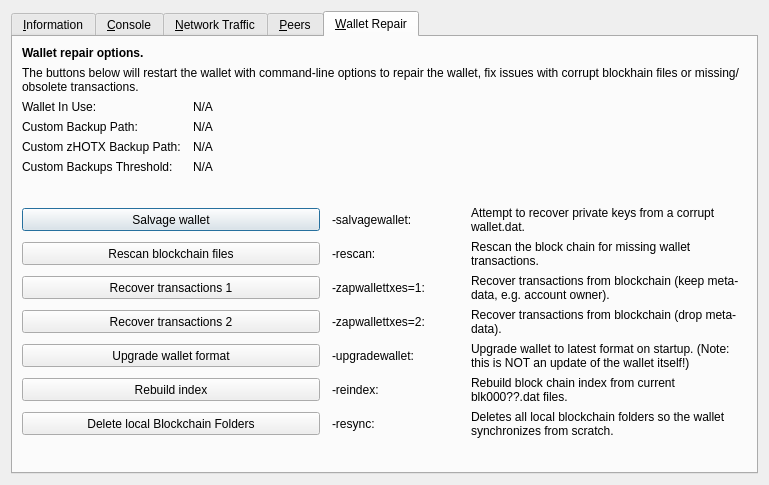
This is src/qt/forms/rpcconsole.ui in Hotchain-HOTX/Hotchain as Qt 5 draws it before an edit. The edited form follows.
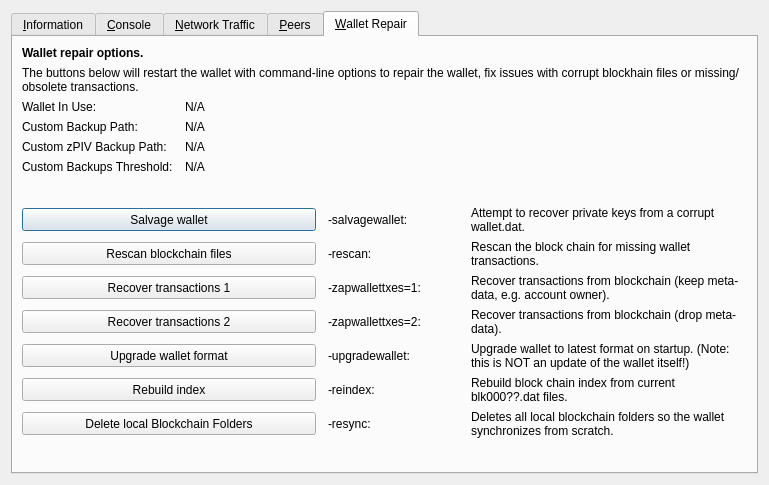
This is the edited form. The open tabs and pages were chosen to show the change. Icons and pictures are not drawn. Custom widgets are drawn as their Qt base class.

```diff
--- a/src/qt/forms/rpcconsole.ui
+++ b/src/qt/forms/rpcconsole.ui
@@ -1328,7 +1328,7 @@
        <item row="4" column="0">
         <widget class="QLabel" name="wallet_customzhotxbackuppath_label">
          <property name="text">
-          <string>Custom zHOTX Backup Path:</string>
+          <string>Custom zPIV Backup Path:</string>
          </property>
          <property name="visible">
           <bool>false</bool>
```
Left out of the diff: 10 changed lines with no effect on the pictures.
